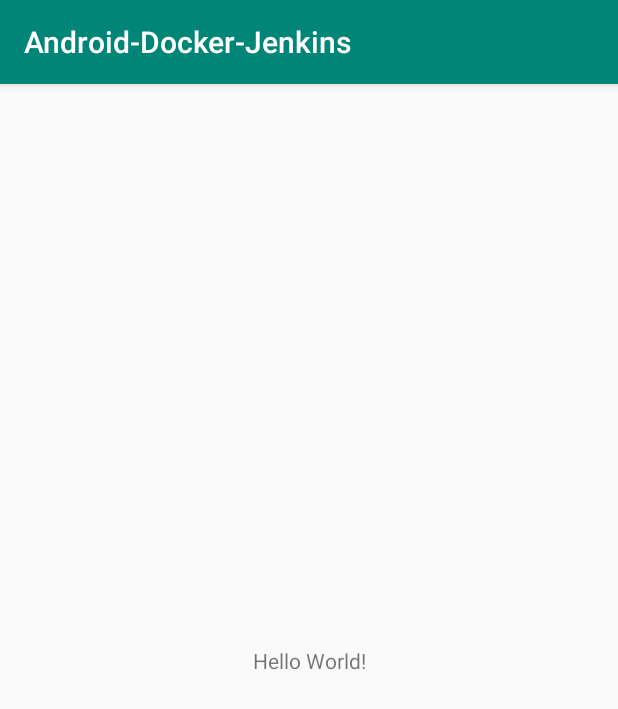
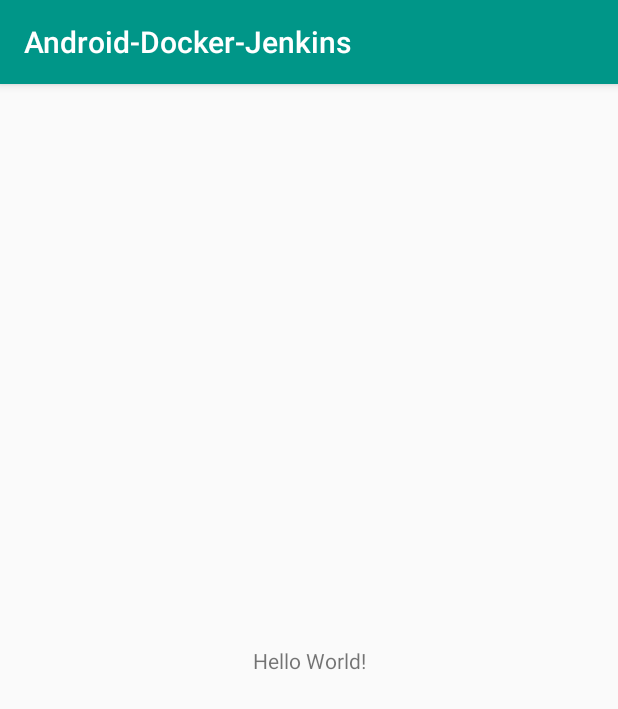
Before and after one commit to RaulitoGC/android-pre-build-configuration, an Android app: the screen it shows after launch (MainActivity), on a phone screen of 412 x 824 dp. Shown: the top 709 px of the screen. Run offline under Robolectric (Android 15) with nearby library versions, the phone set to English and light mode, and no system bars.

Commit message:
Feat : update configuration file

```diff
--- a/android-modular-configuration/app/src/main/res/values/colors.xml
+++ b/android-modular-configuration/app/src/main/res/values/colors.xml
@@ -1,6 +1,6 @@
 <?xml version="1.0" encoding="utf-8"?>
 <resources>
-    <color name="colorPrimary">#008577</color>
-    <color name="colorPrimaryDark">#00574B</color>
-    <color name="colorAccent">#D81B60</color>
+<color name="colorPrimary"> #009688</color>
+<color name="colorPrimaryDark">#00796B</color>
+<color name="colorAccent">#FFC107</color>
 </resources>
```
Also changed, not shown: 1 other file.
